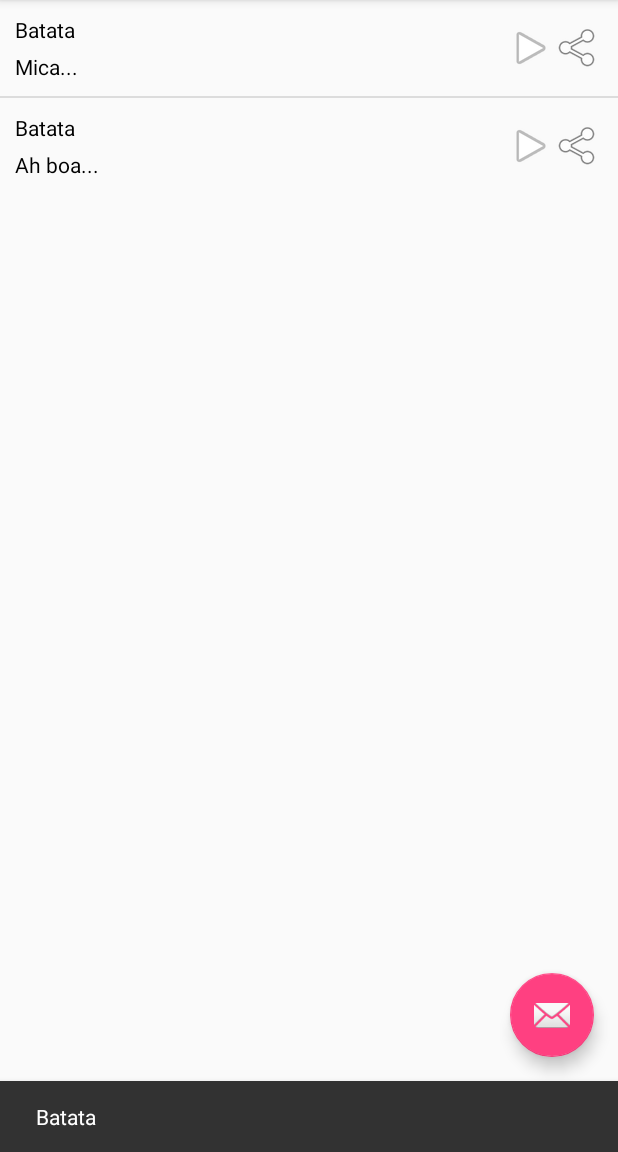
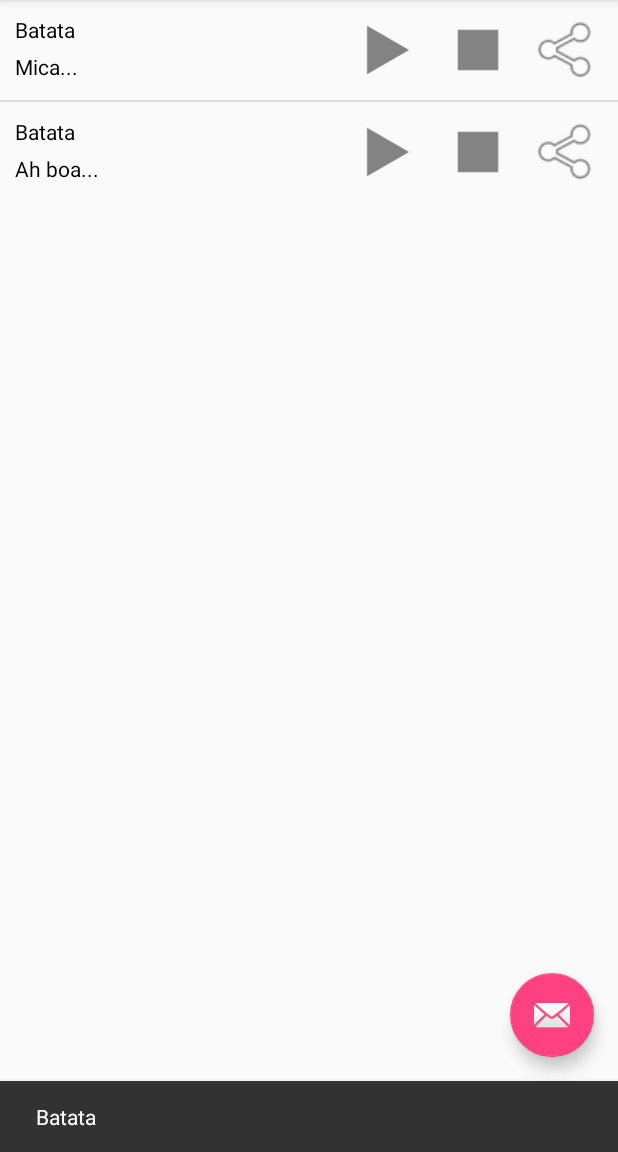
Before and after one commit to juanbrusco/BotoneraSalto_android, an Android app: the screen it shows after launch (MainActivity), after a tap on an icon or button, on a phone screen of 412 x 824 dp, the part 84-1236 px from its top. Run offline under Robolectric (Android 15) with nearby library versions, the phone set to English and light mode, and no system bars; 1 statement that could not run was skipped; 1 other tap on this screen came first.

Commit message:
Play  files, second test

```diff
--- a/app/src/main/AndroidManifest.xml
+++ b/app/src/main/AndroidManifest.xml
@@ -1,6 +1,8 @@
 <?xml version="1.0" encoding="utf-8"?>
 <manifest xmlns:android="http://schemas.android.com/apk/res/android"
     package="com.example.juanbrusco.botonerasalto">
+
+    <uses-permission android:name="android.permission.INTERNET" />
 
     <application
         android:allowBackup="true"
--- a/app/src/main/java/com/example/juanbrusco/botonerasalto/CustomAdapter.java
+++ b/app/src/main/java/com/example/juanbrusco/botonerasalto/CustomAdapter.java
@@ -2,6 +2,8 @@ package com.example.juanbrusco.botonerasalto;
 
 import android.content.Context;
 import android.content.Intent;
+import android.content.res.AssetFileDescriptor;
+import android.content.res.Resources;
 import android.media.MediaPlayer;
 import android.net.Uri;
 import android.os.Environment;
@@ -15,6 +17,8 @@ import android.widget.ArrayAdapter;
 import android.widget.ImageView;
 import android.widget.TextView;
 
+import java.io.IOException;
+import java.io.InputStream;
 import java.util.ArrayList;
 
 import static com.example.juanbrusco.botonerasalto.R.id.parent;
@@ -27,6 +31,8 @@ public class CustomAdapter extends ArrayAdapter<DataModel> implements View.OnCli
 
     private ArrayList<DataModel> dataSet;
     Context mContext;
+    MediaPlayer mediaPlayer = null;
+    ImageView iw;
 
     // View lookup cache
     private static class ViewHolder {
@@ -34,6 +40,7 @@ public class CustomAdapter extends ArrayAdapter<DataModel> implements View.OnCli
         TextView txtDescription;
         TextView txtFIle;
         ImageView play;
+        ImageView stop;
         ImageView share;
     }
 
@@ -46,7 +53,6 @@ public class CustomAdapter extends ArrayAdapter<DataModel> implements View.OnCli
 
     @Override
     public void onClick(View v) {
-
         int position = (Integer) v.getTag();
         Object object = getItem(position);
         DataModel dataModel = (DataModel) object;
@@ -54,20 +60,34 @@ public class CustomAdapter extends ArrayAdapter<DataModel> implements View.OnCli
         switch (v.getId()) {
             case R.id.item_play:
                 String fileName = dataModel.getFile().toString().toLowerCase();
-                int resID = mContext.getResources().getIdentifier(fileName, "raw", mContext.getPackageName());
-                MediaPlayer mediaPlayer = MediaPlayer.create(mContext, resID);
-                mediaPlayer.start();
+//                int resID = mContext.getResources().getIdentifier(fileName, "raw", mContext.getPackageName());
+//                if (mediaPlayer == null) {
+//                    mediaPlayer = MediaPlayer.create(mContext, R.raw.batata_boa2);
+//                    mediaPlayer.start();
+//                }
+
+                MediaPlayer p = new MediaPlayer();
+                try {
+                    AssetFileDescriptor afd = mContext.getAssets().openFd("batata_boa2.opus");
+                    p.setDataSource(afd.getFileDescriptor(), afd.getStartOffset(), afd.getLength());
+                    afd.close();
+                    p.prepare();
+                } catch (Exception e) {
+                    e.printStackTrace();
+                }
+                p.start();
+                break;
+            case R.id.item_stop:
+                if (mediaPlayer != null) {
+                    mediaPlayer.stop();
+                    mediaPlayer = null;
+                }
                 break;
             case R.id.item_share:
-//                String sharePath = Environment.getExternalStorageDirectory().getPath()
-//                        + "/Soundboard/Ringtones/custom_ringtone.ogg";
-                Uri uri = Uri.parse(
-                        "android.resource://" + mContext.getPackageName() + "/raw/" + dataModel.getFile().toString().toLowerCase()
-                );
-                Intent share = new Intent(Intent.ACTION_SEND);
-                share.setType("audio/*");
-                share.putExtra(Intent.EXTRA_STREAM, uri);
-                mContext.startActivity(Intent.createChooser(share, "Share Sound File"));
+                final Intent sendIntent  = new Intent(Intent.ACTION_SEND);
+                sendIntent.setType("audio/*");
+                sendIntent.putExtra(Intent.EXTRA_STREAM, R.raw.batata_boa2);
+                mContext.startActivity(Intent.createChooser(sendIntent, ""));
                 break;
         }
     }
@@ -92,6 +112,7 @@ public class CustomAdapter extends ArrayAdapter<DataModel> implements View.OnCli
             viewHolder.txtDescription = (TextView) convertView.findViewById(R.id.description);
             viewHolder.txtFIle = (TextView) convertView.findViewById(R.id.file);
             viewHolder.play = (ImageView) convertView.findViewById(R.id.item_play);
+            viewHolder.stop = (ImageView) convertView.findViewById(R.id.item_stop);
             viewHolder.share = (ImageView) convertView.findViewById(R.id.item_share);
 
 
@@ -112,6 +133,8 @@ public class CustomAdapter extends ArrayAdapter<DataModel> implements View.OnCli
         viewHolder.txtFIle.setText(dataModel.getFile());
         viewHolder.play.setOnClickListener(this);
         viewHolder.play.setTag(position);
+        viewHolder.stop.setOnClickListener(this);
+        viewHolder.stop.setTag(position);
         viewHolder.share.setOnClickListener(this);
         viewHolder.share.setTag(position);
         // Return the completed view to render on screen
--- a/app/src/main/res/layout/row_item.xml
+++ b/app/src/main/res/layout/row_item.xml
@@ -33,14 +33,23 @@
 
         <ImageView
             android:id="@+id/item_play"
-            android:layout_width="wrap_content"
-            android:layout_height="wrap_content"
-            android:src="@android:drawable/ic_media_play" />
+            android:layout_width="70px"
+            android:layout_height="70px"
+            android:layout_marginLeft="20px"
+            android:src="@drawable/ic_action_play" />
+
+        <ImageView
+            android:id="@+id/item_stop"
+            android:layout_width="70px"
+            android:layout_height="70px"
+            android:layout_marginLeft="20px"
+            android:src="@drawable/ic_action_stop" />
 
         <ImageView
             android:id="@+id/item_share"
-            android:layout_width="wrap_content"
-            android:layout_height="wrap_content"
+            android:layout_width="70px"
+            android:layout_height="70px"
+            android:layout_marginLeft="20px"
             android:src="@android:drawable/ic_menu_share" />
 
     </LinearLayout>
```
Also changed, not shown: app/src/main/java/com/example/juanbrusco/botonerasalto/MainActivity.java (+31 -3 lines), app/src/main/res/drawable/ic_action_play.png (added), app/src/main/res/drawable/ic_action_stop.png (added), 3 other files.
